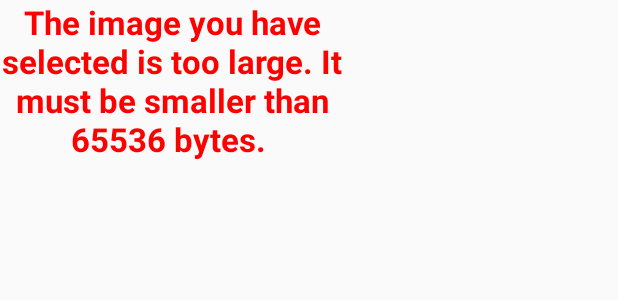
After one commit to CMPUT301W17T16/Andromeda, an Android app: the layout image.xml on its own in the app's theme, with its tools: preview values and no code run, on a phone screen of 412 x 824 dp. The commit adds this screen. Shown: the top 300 px of the screen. Run offline under Robolectric (Android 15) with nearby library versions, the phone set to English and light mode, and no system bars.

Commit message:
image size restriction added

```diff
--- a/app/src/main/java/ca/ualberta/andromeda/Emotion.java
+++ b/app/src/main/java/ca/ualberta/andromeda/Emotion.java
@@ -74,8 +74,8 @@ public class Emotion {
                 //Yellow
                 return 0xffFDFD96;
             case SADNESS:
-                //Dark Blue
-                return 0xff779ECb;
+                //Blue
+                return 0xffAEC6CF;
             case SHAME:
                 //Magenta
                 return 0xffF49AC2;
--- a/app/src/main/java/ca/ualberta/andromeda/ProfileActivity.java
+++ b/app/src/main/java/ca/ualberta/andromeda/ProfileActivity.java
@@ -45,6 +45,7 @@ public abstract class ProfileActivity extends AndromedaActivity {
         // Load all of the moods from the user
         moodList = moodController.getUserMoods(this.user);
         ArrayAdapter<Mood> adapter = new ArrayAdapter<Mood>(this, R.layout.mood_listview);
+//        ColorAdapter adapter = new ColorAdapter(this, R.layout.mood_listview);
         adapter.addAll(moodList);
         moodListView.setAdapter(adapter);
     }
--- /dev/null
+++ b/app/src/main/res/layout/image.xml
@@ -0,0 +1,17 @@
+<?xml version="1.0" encoding="utf-8"?>
+<LinearLayout xmlns:android="http://schemas.android.com/apk/res/android"
+    android:orientation="vertical" android:layout_width="match_parent"
+    android:layout_height="match_parent"
+    android:weightSum="1">
+
+    <TextView
+        android:id="@+id/textView2"
+        android:layout_width="230dp"
+        android:layout_height="154dp"
+        android:text="The image you have selected is too large. It must be smaller than 65536 bytes. "
+        android:textAlignment="center"
+        android:textAppearance="@style/TextAppearance.AppCompat.Light.Widget.PopupMenu.Large"
+        android:textColor="@color/Red"
+        android:textSize="22sp"
+        android:textStyle="bold" />
+</LinearLayout>
--- a/app/src/main/res/values/colors.xml
+++ b/app/src/main/res/values/colors.xml
@@ -3,4 +3,5 @@
     <color name="colorPrimary">#3F51B5</color>
     <color name="colorPrimaryDark">#303F9F</color>
     <color name="colorAccent">#FF4081</color>
+    <color name="Red">#F00</color>
 </resources>
```
Also changed, not shown: app/src/main/java/ca/ualberta/andromeda/AddMoodActivity.java (+42 -6 lines), app/src/main/java/ca/ualberta/andromeda/ProfileUserActivity.java (+2 -10 lines), app/src/main/java/ca/ualberta/andromeda/ViewMoodActivity.java (+4 -4 lines), app/src/main/java/ca/ualberta/andromeda/ViewUserActivity.java (+0 -11 lines), app/src/main/res/layout/activity_profile_friend.xml (+0 -9 lines), app/src/main/res/layout/activity_profile_user.xml (+0 -9 lines).
